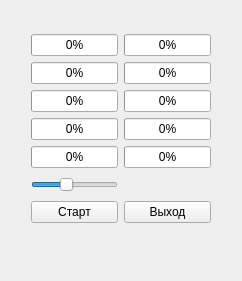
Above: mainwindow.ui from W-AndreyV-W/MultithreadedGraphApplic before the change. Below: the same form after it.
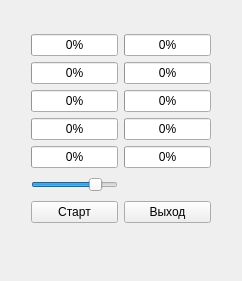
That is the form after the change.

What changed in the file:
```diff
--- a/mainwindow.ui
+++ b/mainwindow.ui
@@ -90,7 +90,7 @@
          <number>100</number>
         </property>
         <property name="value">
-         <number>40</number>
+         <number>80</number>
         </property>
         <property name="orientation">
          <enum>Qt::Horizontal</enum>
```
Left out of the diff: 3 changed lines with no effect on the pictures.
